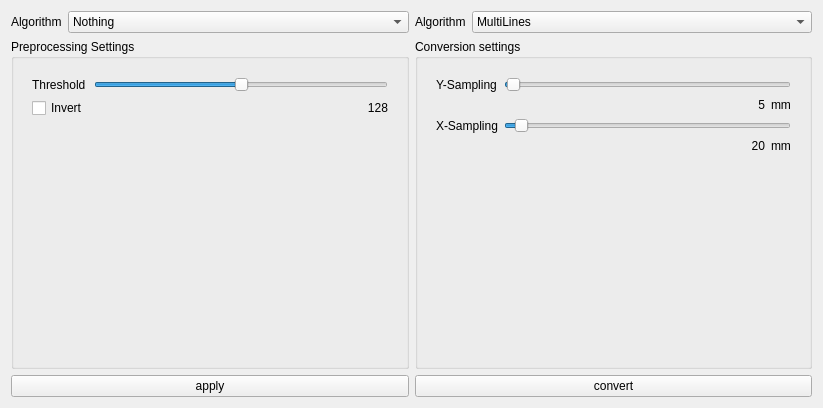
Qt form PC/VPlotter/convertform.ui (rottaca/VPlotter) before a commit.
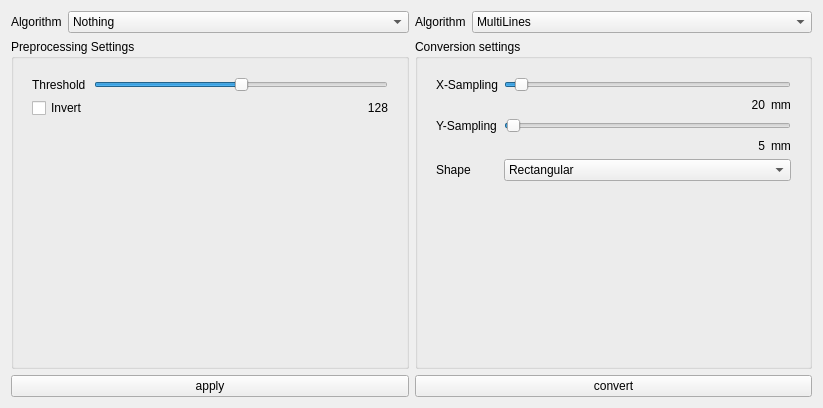
The same form after that commit. The open tabs and pages were chosen to show the change.

Diff of the .ui file:
```diff
--- a/PC/VPlotter/convertform.ui
+++ b/PC/VPlotter/convertform.ui
@@ -457,33 +457,7 @@
           </widget>
           <widget class="QWidget" name="page_7">
            <layout class="QFormLayout" name="formLayout_6">
-            <item row="4" column="0">
-             <widget class="QLabel" name="label_5">
-              <property name="text">
-               <string>X-Sampling</string>
-              </property>
-              <property name="indent">
-               <number>-5</number>
-              </property>
-             </widget>
-            </item>
-            <item row="4" column="1">
-             <widget class="QSlider" name="hs_sin_x_sampling">
-              <property name="minimum">
-               <number>2</number>
-              </property>
-              <property name="maximum">
-               <number>500</number>
-              </property>
-              <property name="value">
-               <number>20</number>
-              </property>
-              <property name="orientation">
-               <enum>Qt::Horizontal</enum>
-              </property>
-             </widget>
-            </item>
-            <item row="1" column="1">
+            <item row="3" column="1">
              <widget class="QSlider" name="hs_sin_y_sampling">
               <property name="minimum">
                <number>2</number>
@@ -499,14 +473,14 @@
               </property>
              </widget>
             </item>
-            <item row="1" column="0">
+            <item row="3" column="0">
              <widget class="QLabel" name="label_6">
               <property name="text">
                <string>Y-Sampling</string>
               </property>
              </widget>
             </item>
-            <item row="2" column="1">
+            <item row="4" column="1">
              <layout class="QHBoxLayout" name="horizontalLayout_7">
               <item>
                <widget class="QLabel" name="label_17">
@@ -539,7 +513,33 @@
               </item>
              </layout>
             </item>
-            <item row="5" column="1">
+            <item row="1" column="1">
+             <widget class="QSlider" name="hs_sin_x_sampling">
+              <property name="minimum">
+               <number>2</number>
+              </property>
+              <property name="maximum">
+               <number>500</number>
+              </property>
+              <property name="value">
+               <number>20</number>
+              </property>
+              <property name="orientation">
+               <enum>Qt::Horizontal</enum>
+              </property>
+             </widget>
+            </item>
+            <item row="1" column="0">
+             <widget class="QLabel" name="label_5">
+              <property name="text">
+               <string>X-Sampling</string>
+              </property>
+              <property name="indent">
+               <number>-5</number>
+              </property>
+             </widget>
+            </item>
+            <item row="2" column="1">
              <layout class="QHBoxLayout" name="horizontalLayout_8">
               <item>
                <widget class="QLabel" name="label_18">
@@ -572,6 +572,27 @@
               </item>
              </layout>
             </item>
+            <item row="7" column="1">
+             <widget class="QComboBox" name="comboBox">
+              <item>
+               <property name="text">
+                <string>Rectangular</string>
+               </property>
+              </item>
+              <item>
+               <property name="text">
+                <string>Triangle</string>
+               </property>
+              </item>
+             </widget>
+            </item>
+            <item row="7" column="0">
+             <widget class="QLabel" name="label_22">
+              <property name="text">
+               <string>Shape</string>
+              </property>
+             </widget>
+            </item>
            </layout>
           </widget>
          </widget>
```
Left out of the diff: 2 changed lines with no effect on the pictures.
